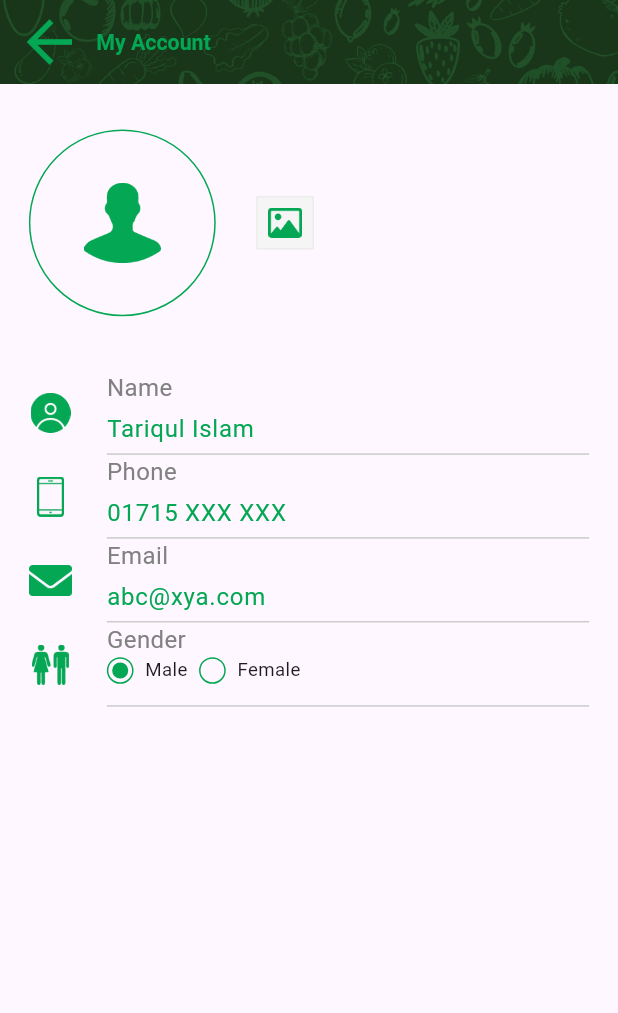
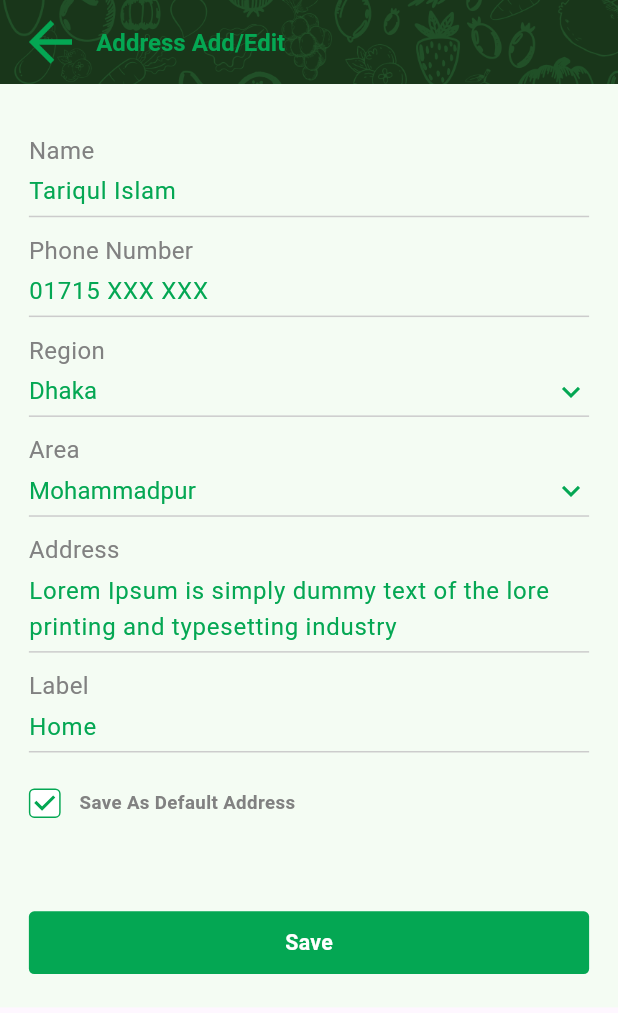
Before and after one commit to mahmudulhn/hortex_ecomarce_demo, a Flutter app: the screen it shows after launch, on a phone screen of 412 x 824 dp. Shown: the top 1013 px of the screen. Run offline on Flutter 3.47's test engine with Material 3 defaults, Android fonts, the phone set to English and light mode, and no system bars; our stand-ins replace flutter_screenutil.

Commit message:
29/10/2024

```diff
--- a/lib/core/assets.dart
+++ b/lib/core/assets.dart
@@ -32,6 +32,8 @@ class AssetsPath {
   static const String saveAdderssIcon = "$iconPath/save_adderss_icon.png";
   static const String genderIcon = "$iconPath/gender_icon.png";
   static const String ImageIcon = "$iconPath/image_icon.png";
+  static const String editIcon = "$iconPath/edit_icon.png";
+  static const String editIconWhite = "$iconPath/edit_icon_white.png";
 
   static const String gridItemDummyIcon = "$iconPath/grid_item_dummy_icon.png";
 
--- a/lib/main.dart
+++ b/lib/main.dart
@@ -1,6 +1,8 @@
 import 'package:flutter/material.dart';
 import 'package:flutter_screenutil/flutter_screenutil.dart';
-import 'package:hortex_ecomarce_demo/screens/account_info_edit.dart';
+import 'package:hortex_ecomarce_demo/screens/Address/address_add_remove_screen.dart';
+import 'package:hortex_ecomarce_demo/screens/account_info_edit_screen.dart';
+import 'package:hortex_ecomarce_demo/screens/Address/saved_address_screen.dart';
 
 import 'package:hortex_ecomarce_demo/screens/cart/cart_screen.dart';
 import 'package:hortex_ecomarce_demo/screens/home/home_screen.dart';
@@ -33,7 +35,7 @@
               colorScheme: ColorScheme.fromSeed(seedColor: Colors.deepPurple),
               useMaterial3: true,
             ),
-            home: const AccountInfoEdit(),
+            home: const AddressAddRemoveScreen(),
           );
         });
   }
--- /dev/null
+++ b/lib/screens/Address/address_add_remove_screen.dart
@@ -0,0 +1,368 @@
+import 'package:flutter/material.dart';
+import 'package:flutter_screenutil/flutter_screenutil.dart';
+import 'package:hortex_ecomarce_demo/core/app_colors.dart';
+
+import 'package:hortex_ecomarce_demo/core/assets.dart';
+import 'package:hortex_ecomarce_demo/core/common_widget/common_button.dart';
+
+class AddressAddRemoveScreen extends StatefulWidget {
+  const AddressAddRemoveScreen({super.key});
+
+  @override
+  State<AddressAddRemoveScreen> createState() => _AddressAddRemoveScreenState();
+}
+
+class _AddressAddRemoveScreenState extends State<AddressAddRemoveScreen> {
+  bool isDefault = true;
+
+  final TextEditingController nameController =
+      TextEditingController(text: 'Tariqul Islam');
+  final TextEditingController phoneController =
+      TextEditingController(text: '01715 XXX XXX');
+  final TextEditingController addressController = TextEditingController(
+      text:
+          'Lorem Ipsum is simply dummy text of the lore printing and typesetting industry');
+  final TextEditingController labelController =
+      TextEditingController(text: 'Home');
+
+  final List<String> regions = ['Dhaka', 'Chittagong', 'Khulna', 'Sylhet'];
+  String? selectedRegion = 'Dhaka';
+
+  final List<String> areas = [
+    'Mohammadpur',
+    'Uttare',
+    'Firmgate',
+  ];
+  String? selectedAreas = 'Mohammadpur';
+
+  @override
+  Widget build(BuildContext context) {
+    return Scaffold(
+      appBar: AppBar(
+        leadingWidth: 50.w,
+        leading: Container(
+          margin: EdgeInsets.only(left: 20.w),
+          height: 30.h,
+          width: 30.w,
+          child: Image.asset(AssetsPath.backIcon),
+        ),
+        flexibleSpace: Image(
+          image: const AssetImage(AssetsPath.appbarBg),
+          fit: BoxFit.cover,
+          height: 150.h,
+        ),
+        title: Text(
+          'Address Add/Edit',
+          style: TextStyle(
+              fontWeight: FontWeight.w600,
+              fontSize: 18.sp,
+              color: AppColors.primary),
+        ),
+      ),
+      body: SingleChildScrollView(
+        physics: const BouncingScrollPhysics(),
+        child: Container(
+          color: const Color(0XFFF4FCF3),
+          padding: EdgeInsets.symmetric(horizontal: 20.w, vertical: 25.h),
+          child: Column(
+            children: [
+              Container(
+                margin: EdgeInsets.only(top: 12.h),
+                // color: Colors.red,
+                child: Column(
+                  crossAxisAlignment: CrossAxisAlignment.start,
+                  children: [
+                    Text(
+                      'Name',
+                      style: TextStyle(
+                        color: AppColors.hintTextColor,
+                        fontSize: 18.sp,
+                        fontWeight: FontWeight.w400,
+                      ),
+                    ),
+                    TextField(
+                      controller: nameController,
+                      keyboardType: TextInputType.text,
+                      textInputAction: TextInputAction.done,
+                      decoration: const InputDecoration(
+                        isDense: true,
+                        border: InputBorder.none,
+                      ),
+                      style: TextStyle(
+                        color: AppColors.primary,
+                        fontSize: 18.sp,
+                        fontWeight: FontWeight.w400,
+                      ),
+                    ),
+                    Divider(
+                      color: AppColors.borderGray,
+                      height: 1.h,
+                    )
+                  ],
+                ),
+              ),
+              Container(
+                margin: EdgeInsets.only(top: 12.h),
+                // color: Colors.red,
+                child: Column(
+                  crossAxisAlignment: CrossAxisAlignment.start,
+                  children: [
+                    Text(
+                      'Phone Number',
+                      style: TextStyle(
+                        color: AppColors.hintTextColor,
+                        fontSize: 18.sp,
+                        fontWeight: FontWeight.w400,
+                      ),
+                    ),
+                    TextField(
+                      controller: phoneController,
+                      keyboardType: TextInputType.text,
+                      textInputAction: TextInputAction.done,
+                      decoration: const InputDecoration(
+                        isDense: true,
+                        border: InputBorder.none,
+                      ),
+                      style: TextStyle(
+                        color: AppColors.primary,
+                        fontSize: 18.sp,
+                        fontWeight: FontWeight.w400,
+                      ),
+                    ),
+                    Divider(
+                      color: AppColors.borderGray,
+                      height: 1.h,
+                    )
+                  ],
+                ),
+              ),
+              Container(
+                margin: EdgeInsets.only(top: 12.h),
+                // color: Colors.red,
+                child: Column(
+                  crossAxisAlignment: CrossAxisAlignment.start,
+                  children: [
+                    Text(
+                      'Region',
+                      style: TextStyle(
+                        color: AppColors.hintTextColor,
+                        fontSize: 18.sp,
+                        fontWeight: FontWeight.w400,
+                      ),
+                    ),
+                    DropdownButtonFormField<String>(
+                      value: selectedRegion,
+                      onChanged: (String? newValue) {
+                        setState(() {
+                          selectedRegion = newValue;
+                        });
+                      },
+                      items: regions
+                          .map<DropdownMenuItem<String>>((String region) {
+                        return DropdownMenuItem<String>(
+                          value: region,
+                          child: Text(
+                            region,
+                            style: TextStyle(
+                              color: AppColors.primary,
+                              fontSize: 18.sp,
+                              fontWeight: FontWeight.w400,
+                            ),
+                          ),
+                        );
+                      }).toList(),
+                      decoration: const InputDecoration(
+                        isDense: true,
+                        border: InputBorder.none,
+                      ),
+                      icon: const Icon(
+                        Icons.keyboard_arrow_down_outlined,
+                        color: AppColors.primary,
+                      ),
+                      dropdownColor: Colors.white,
+                    ),
+                    Divider(
+                      color: AppColors.borderGray,
+                      height: 1.h,
+                    )
+                  ],
+                ),
+              ),
+              Container(
+                margin: EdgeInsets.only(top: 12.h),
+                // color: Colors.red,
+                child: Column(
+                  crossAxisAlignment: CrossAxisAlignment.start,
+                  children: [
+                    Text(
+                      'Area',
+                      style: TextStyle(
+                        color: AppColors.hintTextColor,
+                        fontSize: 18.sp,
+                        fontWeight: FontWeight.w400,
+                      ),
+                    ),
+                    DropdownButtonFormField<String>(
+                      value: selectedAreas,
+                      onChanged: (String? newValue) {
+                        setState(() {
+                          selectedAreas = newValue;
+                        });
+                      },
+                      items: areas.map<DropdownMenuItem<String>>((String area) {
+                        return DropdownMenuItem<String>(
+                          value: area,
+                          child: Text(
+                            area,
+                            style: TextStyle(
+                              color: AppColors.primary,
+                              fontSize: 18.sp,
+                              fontWeight: FontWeight.w400,
+                            ),
+                          ),
+                        );
+                      }).toList(),
+                      decoration: const InputDecoration(
+                        isDense: true,
+                        border: InputBorder.none,
+                      ),
+                      icon: const Icon(
+                        Icons.keyboard_arrow_down_outlined,
+                        color: AppColors.primary,
+                      ),
+                      dropdownColor: Colors.white,
+                    ),
+                    Divider(
+                      color: AppColors.borderGray,
+                      height: 1.h,
+                    )
+                  ],
+                ),
+              ),
+              Container(
+                margin: EdgeInsets.only(top: 12.h),
+                // color: Colors.red,
+                child: Column(
+                  crossAxisAlignment: CrossAxisAlignment.start,
+                  children: [
+                    Text(
+                      'Address',
+                      style: TextStyle(
+                        color: AppColors.hintTextColor,
+                        fontSize: 18.sp,
+                        fontWeight: FontWeight.w400,
+                      ),
+                    ),
+                    TextField(
+                      maxLines: 2,
+                      controller: addressController,
+                      keyboardType: TextInputType.text,
+                      textInputAction: TextInputAction.done,
+                      decoration: const InputDecoration(
+                        isDense: true,
+                        border: InputBorder.none,
+                      ),
+                      style: TextStyle(
+                        color: AppColors.primary,
+                        fontSize: 18.sp,
+                        fontWeight: FontWeight.w400,
+                      ),
+                    ),
+                    Divider(
+                      color: AppColors.borderGray,
+                      height: 1.h,
+                    )
+                  ],
+                ),
+              ),
+              Container(
+                margin: EdgeInsets.only(top: 12.h),
+                // color: Colors.red,
+                child: Column(
+                  crossAxisAlignment: CrossAxisAlignment.start,
+                  children: [
+                    Text(
+                      'Label',
+                      style: TextStyle(
+                        color: AppColors.hintTextColor,
+                        fontSize: 18.sp,
+                        fontWeight: FontWeight.w400,
+                      ),
+                    ),
+                    TextField(
+                      controller: labelController,
+                      keyboardType: TextInputType.text,
+                      textInputAction: TextInputAction.done,
+                      decoration: const InputDecoration(
+                        isDense: true,
+                        border: InputBorder.none,
+                      ),
+                      style: TextStyle(
+                        color: AppColors.primary,
+                        fontSize: 18.sp,
+                        fontWeight: FontWeight.w400,
+                      ),
+                    ),
+                    Divider(
+                      color: AppColors.borderGray,
+                      height: 1.h,
+                    )
+                  ],
+                ),
+              ),
+              SizedBox(
+                height: 27.h,
+              ),
+              Row(
+                children: [
+                  SizedBox(
+                    height: 22.h,
+                    width: 22.w,
+                    child: Container(
+                      decoration: BoxDecoration(
+                        borderRadius: BorderRadius.circular(4.r),
+                        border:
+                            Border.all(width: 1.w, color: AppColors.primary),
+                        color: AppColors.white,
+                      ),
+                      child: Checkbox(
+                        value: isDefault,
+                        onChanged: (value) {
+                          setState(() {
+                            isDefault = !isDefault;
+                          });
+                        },
+                        activeColor: Colors.transparent,
+                        checkColor: AppColors.primary,
+                        side: BorderSide.none,
+                      ),
+                    ),
+                  ),
+                  SizedBox(
+                    width: 13.w,
+                  ),
+                  Text(
+                    'Save As Default Address',
+                    style: TextStyle(
+                      fontSize: 14.sp,
+                      fontWeight: FontWeight.w600,
+                      color: AppColors.hintTextColor,
+                    ),
+                  )
+                ],
+              ),
+              SizedBox(
+                height: 70.h,
+              ),
+              CommonButton(
+                  title: 'Save',
+                  height: 47.h,
+                  width: double.infinity,
+                  onClick: () {})
+            ],
+          ),
+        ),
+      ),
+    );
+  }
+}
--- a/lib/screens/account_info_edit.dart
+++ b/lib/screens/account_info_edit_screen.dart
@@ -5,14 +5,14 @@ import 'package:hortex_ecomarce_demo/core/app_colors.dart';
 
 import '../core/assets.dart';
 
-class AccountInfoEdit extends StatefulWidget {
-  const AccountInfoEdit({super.key});
+class AccountInfoEditScreen extends StatefulWidget {
+  const AccountInfoEditScreen({super.key});
 
   @override
-  State<AccountInfoEdit> createState() => _AccountInfoEditState();
+  State<AccountInfoEditScreen> createState() => _AccountInfoEditScreenState();
 }
 
-class _AccountInfoEditState extends State<AccountInfoEdit> {
+class _AccountInfoEditScreenState extends State<AccountInfoEditScreen> {
   final TextEditingController nameController =
       TextEditingController(text: 'Tariqul Islam');
   final TextEditingController phoneController =
```
Also changed, not shown: lib/screens/Address/address_item.dart (added, +123 -0 lines), lib/screens/Address/saved_address_screen.dart (added, +98 -0 lines), lib/screens/personal_info.dart (+9 -3 lines), assets/icons/edit_icon.png (added), assets/icons/edit_icon_white.png (added).
